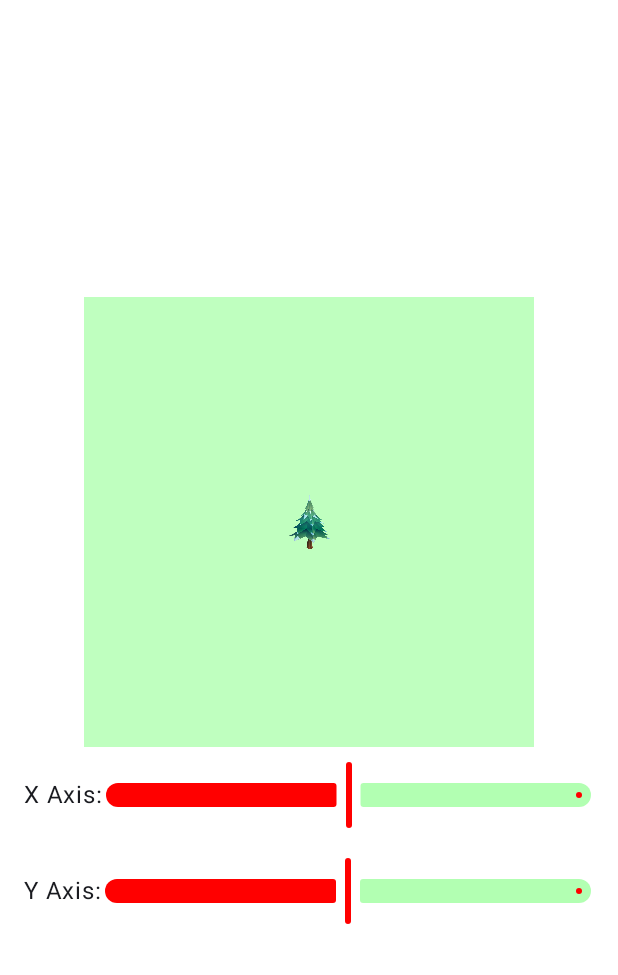
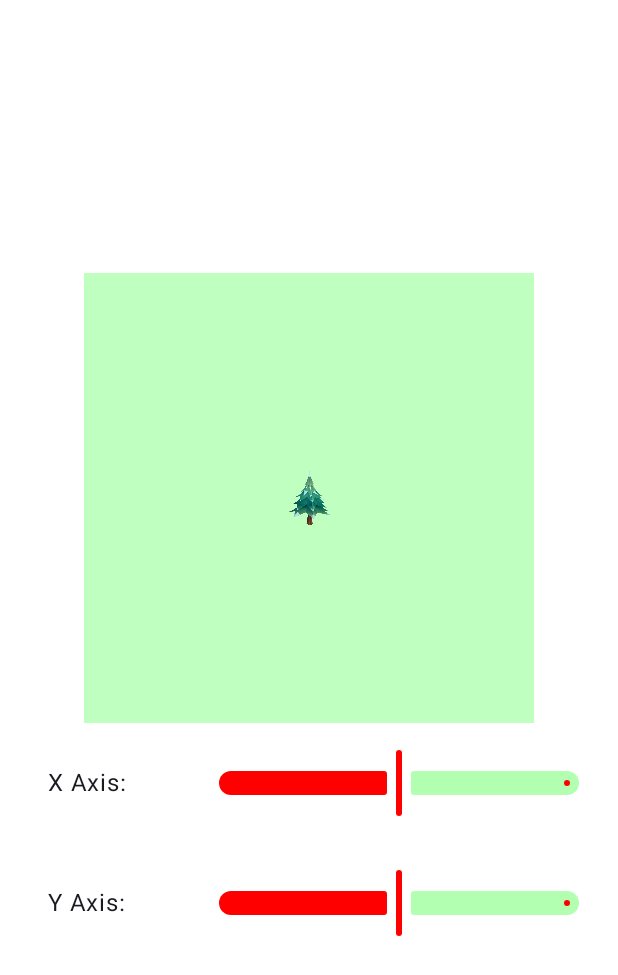
Before and after one commit to all12jus/CoordPlot, an Android app built with Jetpack Compose: the MainActivity screen opened directly, with no data from a screen before it, on a phone screen of 412 x 824 dp. Shown: the top 975 px of the screen. Run offline under Robolectric (Android 15) with nearby library versions, the phone set to English and light mode, and no system bars; 1 statement that could not run was skipped.

Commit message:
Updated some of the spacing on the sliders and labels

```diff
--- a/app/src/main/java/com/kodeco/android/coordplot/views/MapSlider.kt
+++ b/app/src/main/java/com/kodeco/android/coordplot/views/MapSlider.kt
@@ -2,6 +2,7 @@ package com.kodeco.android.coordplot.views
 
 import androidx.compose.foundation.layout.Row
 import androidx.compose.foundation.layout.padding
+import androidx.compose.foundation.layout.width
 import androidx.compose.material3.Slider
 import androidx.compose.material3.SliderColors
 import androidx.compose.material3.SliderDefaults
@@ -18,9 +19,9 @@ import com.kodeco.android.coordplot.ui.theme.MyApplicationTheme
 fun MapSlider(label: String, isLandscape: Boolean, value: Float, setValue: (Float) -> Unit, colors: SliderColors) {
     Row (
         verticalAlignment = Alignment.CenterVertically,
-        modifier = Modifier.padding(8.dp)
+        modifier = Modifier.padding(16.dp)
     ) {
-        Text(text = label)
+        Text(text = label, modifier = Modifier.width(120.dp).padding(start = 8.dp))
         Slider(value = value, onValueChange = { setValue(it) }, valueRange = 0f..1f,  colors = colors,)
     }
 
```
